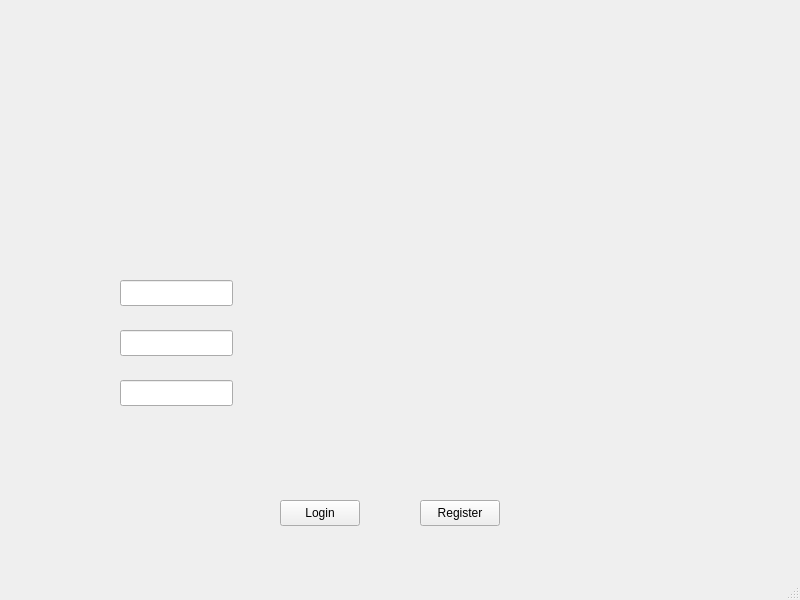
1599982/Wallet, file window.ui: the form before one commit.
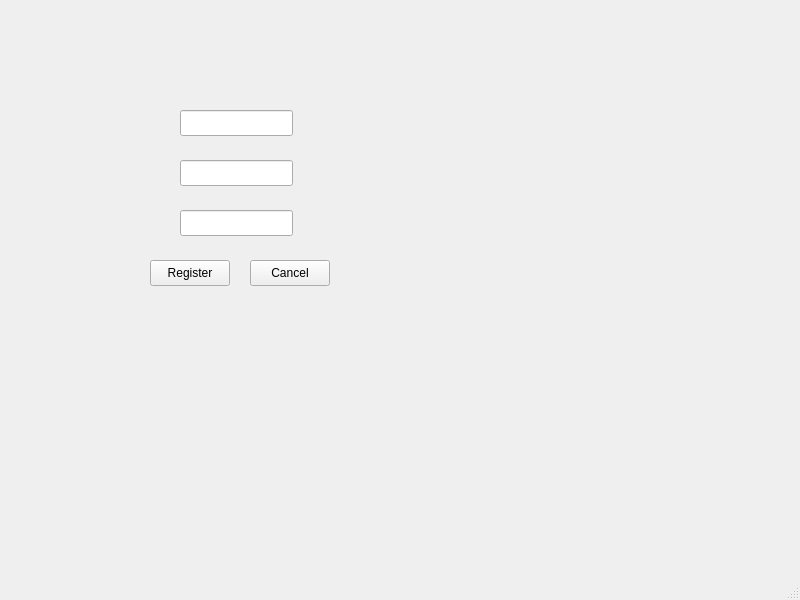
The form after the commit. The open tabs and pages were chosen to show the change.

Commit message: Login and Register form

What changed in the file:
```diff
--- a/window.ui
+++ b/window.ui
@@ -14,11 +14,37 @@
    <string>Window</string>
   </property>
   <widget class="QWidget" name="centralwidget">
+   <widget class="QStackedWidget" name="STKW_FORM">
+    <property name="geometry">
+     <rect>
+      <x>90</x>
+      <y>50</y>
+      <width>591</width>
+      <height>461</height>
+     </rect>
+    </property>
+    <property name="currentIndex">
+     <number>1</number>
+    </property>
+    <widget class="QWidget" name="STKW_FORM_LOGIN">
+     <widget class="QPushButton" name="PBTN_REGISTER">
+      <property name="geometry">
+       <rect>
+        <x>130</x>
+        <y>210</y>
+        <width>80</width>
+        <height>26</height>
+       </rect>
+      </property>
+      <property name="text">
+       <string>Register</string>
+      </property>
+     </widget>
    <widget class="QPushButton" name="PBTN_LOGIN">
     <property name="geometry">
      <rect>
-      <x>280</x>
-      <y>500</y>
+        <x>40</x>
+        <y>210</y>
       <width>80</width>
       <height>26</height>
      </rect>
@@ -27,24 +53,11 @@
      <string>Login</string>
     </property>
    </widget>
-   <widget class="QPushButton" name="PBTN_REGISTER">
-    <property name="geometry">
-     <rect>
-      <x>420</x>
-      <y>500</y>
-      <width>80</width>
-      <height>26</height>
-     </rect>
-    </property>
-    <property name="text">
-     <string>Register</string>
-    </property>
-   </widget>
    <widget class="QLineEdit" name="LEDIT_PASS">
     <property name="geometry">
      <rect>
-      <x>120</x>
-      <y>330</y>
+        <x>70</x>
+        <y>140</y>
       <width>113</width>
       <height>26</height>
      </rect>
@@ -53,22 +66,73 @@
    <widget class="QLineEdit" name="LEDIT_USER">
     <property name="geometry">
      <rect>
-      <x>120</x>
-      <y>280</y>
+        <x>70</x>
+        <y>90</y>
       <width>113</width>
       <height>26</height>
      </rect>
     </property>
    </widget>
-   <widget class="QLineEdit" name="LEDIT_REPASS">
+    </widget>
+    <widget class="QWidget" name="STKW_MAIN"/>
+    <widget class="QWidget" name="STKW_FORM_REGISTER">
+     <widget class="QLineEdit" name="LEDIT_USER_R">
     <property name="geometry">
      <rect>
-      <x>120</x>
-      <y>380</y>
+        <x>90</x>
+        <y>60</y>
       <width>113</width>
       <height>26</height>
      </rect>
     </property>
+     </widget>
+     <widget class="QLineEdit" name="LEDIT_PASS_R">
+      <property name="geometry">
+       <rect>
+        <x>90</x>
+        <y>110</y>
+        <width>113</width>
+        <height>26</height>
+       </rect>
+      </property>
+     </widget>
+     <widget class="QPushButton" name="PBTN_REGISTER_R">
+      <property name="geometry">
+       <rect>
+        <x>60</x>
+        <y>210</y>
+        <width>80</width>
+        <height>26</height>
+       </rect>
+      </property>
+      <property name="text">
+       <string>Register</string>
+      </property>
+     </widget>
+     <widget class="QPushButton" name="PBTN_CANCEL_R">
+      <property name="geometry">
+       <rect>
+        <x>160</x>
+        <y>210</y>
+        <width>80</width>
+        <height>26</height>
+       </rect>
+      </property>
+      <property name="text">
+       <string>Cancel</string>
+      </property>
+     </widget>
+     <widget class="QLineEdit" name="LEDIT_REPASS_R">
+      <property name="geometry">
+       <rect>
+        <x>90</x>
+        <y>160</y>
+        <width>113</width>
+        <height>26</height>
+       </rect>
+      </property>
+     </widget>
+    </widget>
    </widget>
   </widget>
   <widget class="QMenuBar" name="menubar">
```
Lines whose indentation alone changed are shown as unchanged. The commit also changes 5 other files.
